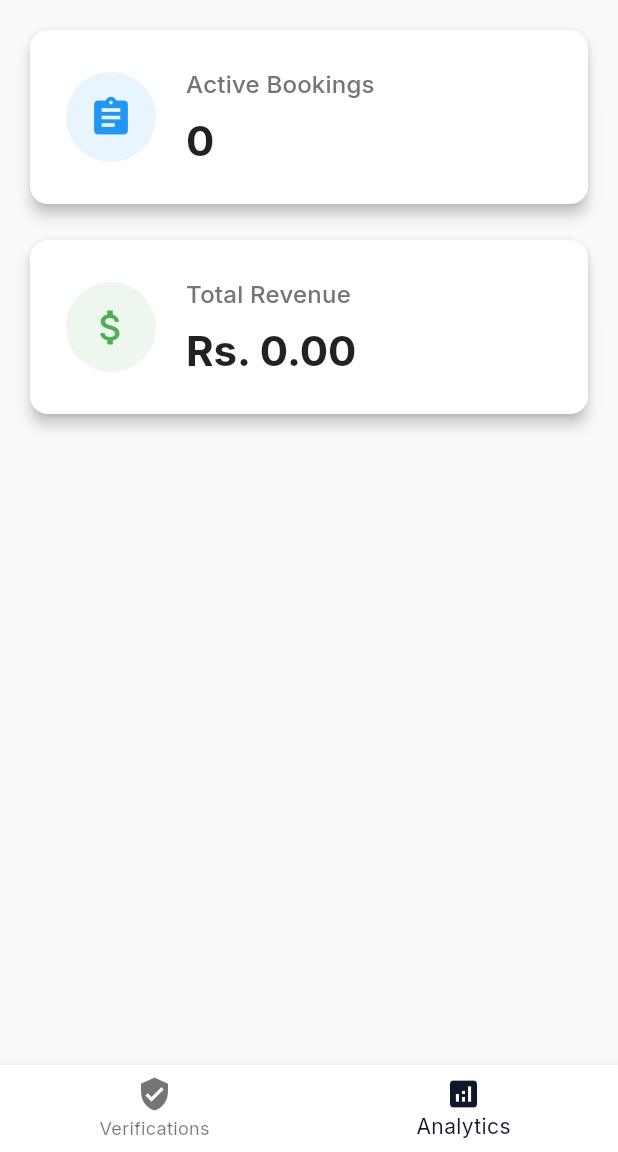
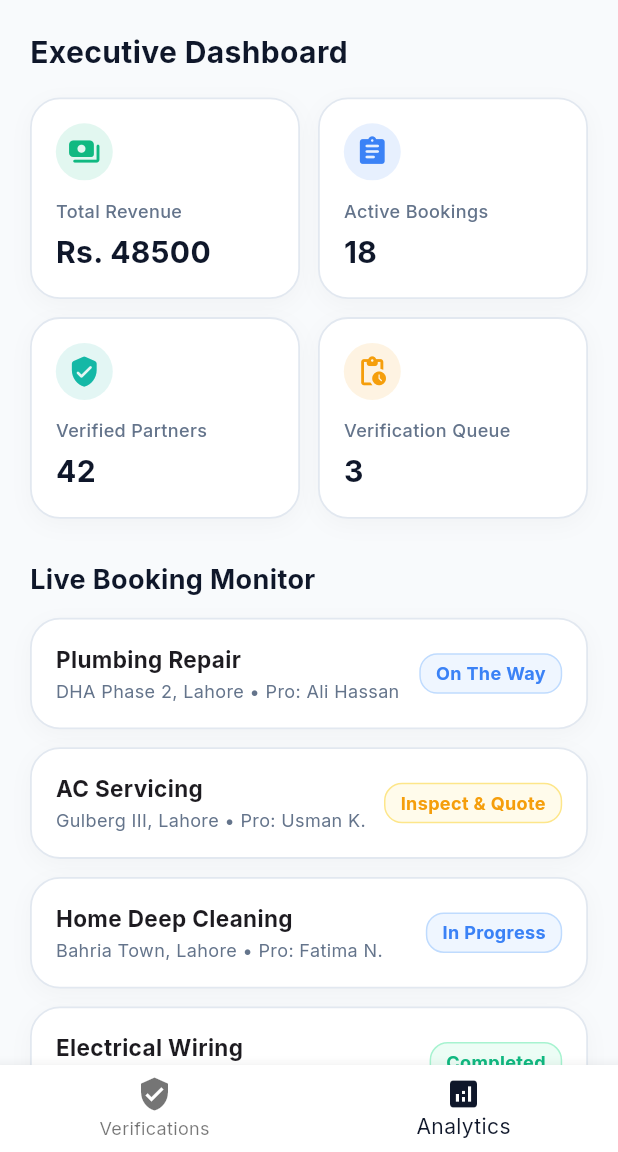
Before and after one commit to Owaisakh/KaamYaar, a Flutter app: the AdminDashboardScreen screen opened by its route, item 2 of the bottom bar chosen, on a phone screen of 412 x 824 dp, the part 84-1236 px from its top. Run offline on Flutter 3.47's test engine with Material 3 defaults, Android fonts, the light colour scheme and no system bars; our stand-ins replace cached_network_image, firebase_core, firebase_messaging, flutter_dotenv, flutter_riverpod, freezed_annotation and 8 more; accounts and stored records are empty; generated files the repository leaves out were written again.

Commit message:
feat: Phase 5 Admin Panel & Complete Realtime Sync - Master UI/UX Implementation Complete

```diff
--- a/kaamyaar/lib/features/admin/presentation/analytics/admin_analytics_screen.dart
+++ b/kaamyaar/lib/features/admin/presentation/analytics/admin_analytics_screen.dart
@@ -1,6 +1,9 @@
 import 'package:flutter/material.dart';
 import 'package:flutter_riverpod/flutter_riverpod.dart';
 import '../../domain/admin_analytics_provider.dart';
+import '../../../../core/theme/app_colors.dart';
+import '../../../../core/widgets/kaamyaar_card.dart';
+import '../../../../core/widgets/kaamyaar_badge.dart';
 import 'package:shimmer/shimmer.dart';
 
 class AdminAnalyticsScreen extends ConsumerWidget {
@@ -12,26 +15,67 @@ class AdminAnalyticsScreen extends ConsumerWidget {
 
     return analyticsAsync.when(
       data: (state) {
-        return Padding(
-          padding: const EdgeInsets.all(16.0),
+        return SingleChildScrollView(
+          padding: const EdgeInsets.all(20.0),
           child: Column(
             crossAxisAlignment: CrossAxisAlignment.stretch,
             children: [
-              _buildStatCard(
-                context,
-                title: 'Active Bookings',
-                value: state.activeBookings.toString(),
-                icon: Icons.assignment,
-                color: Colors.blue,
+              const Text('Executive Dashboard', style: TextStyle(fontSize: 20, fontWeight: FontWeight.bold, color: AppColors.customerPrimary)),
+              const SizedBox(height: 16),
+
+              // Metrics Grid 2x2
+              Row(
+                children: [
+                  Expanded(
+                    child: _buildMetricCard(
+                      title: 'Total Revenue',
+                      value: 'Rs. ${(state.totalRevenue > 0 ? state.totalRevenue : 48500).toStringAsFixed(0)}',
+                      icon: Icons.payments_rounded,
+                      color: AppColors.success,
+                    ),
+                  ),
+                  const SizedBox(width: 12),
+                  Expanded(
+                    child: _buildMetricCard(
+                      title: 'Active Bookings',
+                      value: (state.activeBookings > 0 ? state.activeBookings : 18).toString(),
+                      icon: Icons.assignment_rounded,
+                      color: AppColors.info,
+                    ),
+                  ),
+                ],
               ),
-              const SizedBox(height: 16),
-              _buildStatCard(
-                context,
-                title: 'Total Revenue',
-                value: 'Rs. ${state.totalRevenue.toStringAsFixed(2)}',
-                icon: Icons.attach_money,
-                color: Colors.green,
+              const SizedBox(height: 12),
+              Row(
+                children: [
+                  Expanded(
+                    child: _buildMetricCard(
+                      title: 'Verified Partners',
+                      value: '42',
+                      icon: Icons.verified_user_rounded,
+                      color: AppColors.customerAccent,
+                    ),
+                  ),
+                  const SizedBox(width: 12),
+                  Expanded(
+                    child: _buildMetricCard(
+                      title: 'Verification Queue',
+                      value: '3',
+                      icon: Icons.pending_actions_rounded,
+                      color: AppColors.warning,
+                    ),
+                  ),
+                ],
               ),
+              const SizedBox(height: 28),
+
+              const Text('Live Booking Monitor', style: TextStyle(fontSize: 18, fontWeight: FontWeight.bold, color: AppColors.customerPrimary)),
+              const SizedBox(height: 12),
+
+              _buildLiveBookingRow('Plumbing Repair', 'DHA Phase 2, Lahore', 'Ali Hassan', 'On The Way', KaamYaarBadgeType.info),
+              _buildLiveBookingRow('AC Servicing', 'Gulberg III, Lahore', 'Usman K.', 'Inspect & Quote', KaamYaarBadgeType.warning),
+              _buildLiveBookingRow('Home Deep Cleaning', 'Bahria Town, Lahore', 'Fatima N.', 'In Progress', KaamYaarBadgeType.info),
+              _buildLiveBookingRow('Electrical Wiring', 'Johar Town, Lahore', 'Tariq M.', 'Completed', KaamYaarBadgeType.success),
             ],
           ),
         );
@@ -57,42 +101,51 @@ class AdminAnalyticsScreen extends ConsumerWidget {
     );
   }
 
-  Widget _buildStatCard(BuildContext context,
-      {required String title, required String value, required IconData icon, required Color color}) {
-    return Card(
-      elevation: 4,
-      shape: RoundedRectangleBorder(borderRadius: BorderRadius.circular(12)),
-      child: Padding(
-        padding: const EdgeInsets.all(24.0),
+  Widget _buildMetricCard({
+    required String title,
+    required String value,
+    required IconData icon,
+    required Color color,
+  }) {
+    return KaamYaarCard(
+      padding: const EdgeInsets.all(16),
+      child: Column(
+        crossAxisAlignment: CrossAxisAlignment.start,
+        children: [
+          Container(
+            padding: const EdgeInsets.all(8),
+            decoration: BoxDecoration(
+              color: color.withValues(alpha: 0.12),
+              shape: BoxShape.circle,
+            ),
+            child: Icon(icon, size: 22, color: color),
+          ),
+          const SizedBox(height: 12),
+          Text(title, style: const TextStyle(fontSize: 12, color: AppColors.textSecondaryLight, fontWeight: FontWeight.w500)),
+          const SizedBox(height: 4),
+          Text(value, style: const TextStyle(fontSize: 20, fontWeight: FontWeight.bold, color: AppColors.customerPrimary)),
+        ],
+      ),
+    );
+  }
+
+  Widget _buildLiveBookingRow(String service, String location, String worker, String status, KaamYaarBadgeType badgeType) {
+    return Padding(
+      padding: const EdgeInsets.only(bottom: 12.0),
+      child: KaamYaarCard(
         child: Row(
           children: [
-            CircleAvatar(
-              radius: 30,
-              backgroundColor: color.withOpacity(0.1),
-              child: Icon(icon, size: 30, color: color),
-            ),
-            const SizedBox(width: 20),
             Expanded(
               child: Column(
                 crossAxisAlignment: CrossAxisAlignment.start,
                 children: [
-                  Text(
-                    title,
-                    style: Theme.of(context).textTheme.titleMedium?.copyWith(
-                          color: Colors.grey[600],
-                        ),
-                  ),
-                  const SizedBox(height: 8),
-                  Text(
-                    value,
-                    style: Theme.of(context).textTheme.headlineMedium?.copyWith(
-                          fontWeight: FontWeight.bold,
-                          color: Colors.black87,
-                        ),
-                  ),
+                  Text(service, style: const TextStyle(fontWeight: FontWeight.bold, fontSize: 15)),
+                  const SizedBox(height: 2),
+                  Text('$location • Pro: $worker', style: const TextStyle(color: AppColors.textSecondaryLight, fontSize: 12)),
                 ],
               ),
             ),
+            KaamYaarBadge(label: status, type: badgeType),
           ],
         ),
       ),
```
Also changed, not shown: 1 other file.
